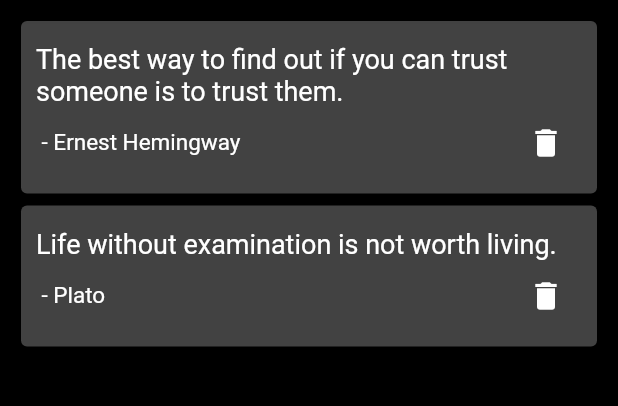
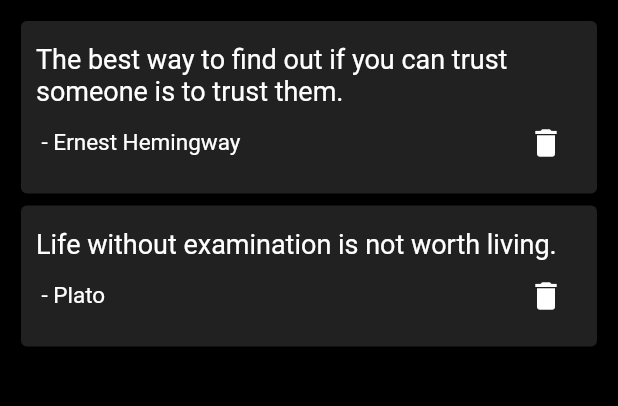
Before and after one commit to christopherlam888/quote-bank, a Flutter app: the screen it shows after launch, on a phone screen of 412 x 824 dp, the part 84-490 px from its top. Run offline on Flutter 3.47's test engine with Material 2 defaults, Android fonts, the phone set to English and light mode, and no system bars; our stand-ins replace shared_preferences; statements that could not run were skipped.

Commit message:
Change card color

```diff
--- a/lib/pages/home.dart
+++ b/lib/pages/home.dart
@@ -71,7 +71,7 @@ class _HomeState extends State<Home> {
               itemCount: quotes.length,
               itemBuilder: (context, index){
                 return Card(
-                  color: Colors.grey[800],
+                  color: Colors.grey[900],
                   child: Padding(
                     padding: const EdgeInsets.fromLTRB(10.0, 15.0, 10.0, 10.0),
                     child: Column(
```
